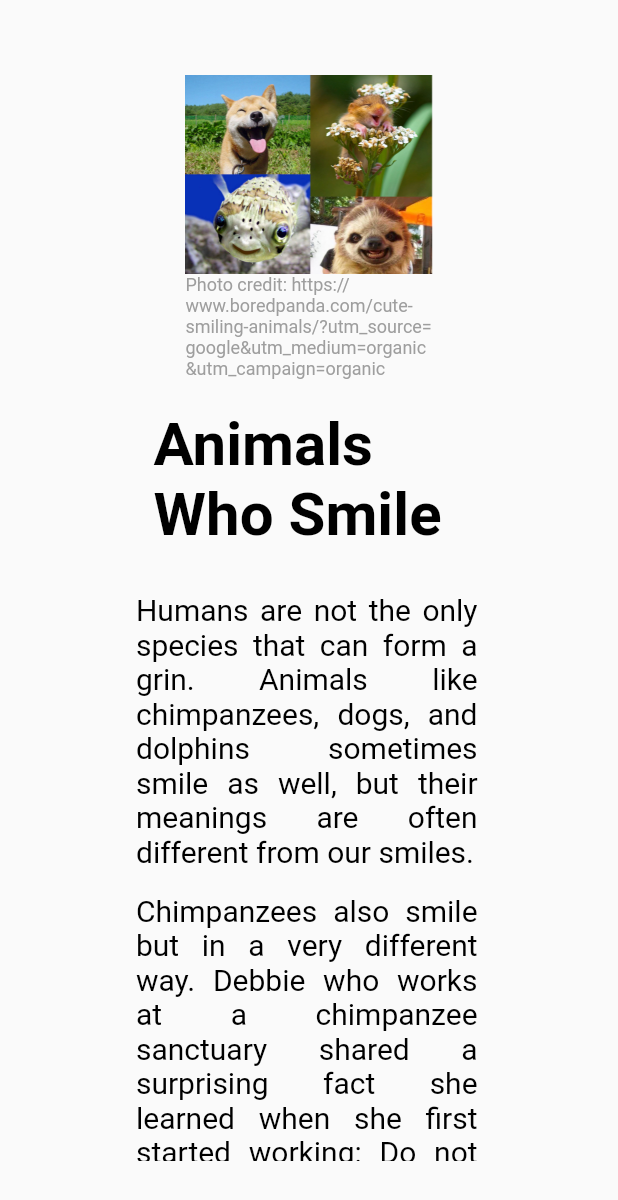
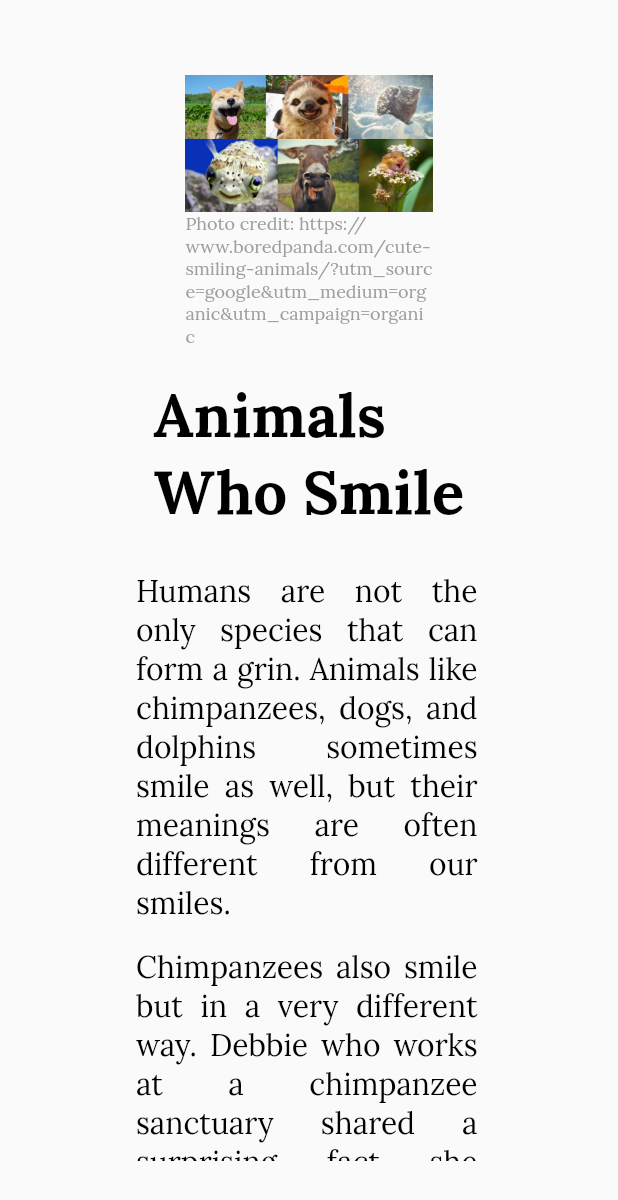
Before and after one commit to haojunzhuang/haojun, a Flutter app: the BlogSmile screen opened by its route, on a phone screen of 412 x 824 dp. Shown: the top 1200 px of the screen. Run offline on Flutter 3.47's test engine with Material 2 defaults, Android fonts, the phone set to English and light mode, and no system bars; our stand-ins replace google_fonts, simple_gradient_text.

```diff
--- a/lib/globals.dart
+++ b/lib/globals.dart
@@ -1,39 +1,69 @@
 import 'package:flutter/material.dart';
+import 'package:google_fonts/google_fonts.dart';
 
 const Color deepBlue = Color.fromARGB(255, 0, 48, 137);
 
-const TextStyle title1 = TextStyle(
+TextStyle title1 = GoogleFonts.lora(
+  textStyle: const TextStyle(
     fontSize: 40,
     fontWeight: FontWeight.bold,
     color: Colors.black,
-  fontFamily: 'Roboto',
+  ),
 );
 
-const TextStyle body = TextStyle(
+TextStyle title2 = GoogleFonts.lora(
+  textStyle: const TextStyle(
+    fontSize: 30,
+    fontWeight: FontWeight.bold,
+    color: Colors.black,
+  ),
+);
+
+TextStyle title3 = GoogleFonts.lora(
+  textStyle: const TextStyle(
+    fontSize: 25,
+    fontWeight: FontWeight.bold,
+    color: Colors.black,
+  ),
+);
+
+TextStyle body = GoogleFonts.lora(
+  textStyle: const TextStyle(
     fontSize: 20,
     fontWeight: FontWeight.normal,
     color: Colors.black,
-  fontFamily: 'Roboto',
+  ),
 );
 
-const TextStyle bodyHyperlink = TextStyle(
+TextStyle bodyHyperlink = GoogleFonts.lora(
+  textStyle: const TextStyle(
     fontSize: 20,
     fontWeight: FontWeight.normal,
     decoration: TextDecoration.underline,
     color: Colors.black,
-  fontFamily: 'Roboto',
+  ),
 );
 
-const TextStyle bodySmall = TextStyle(
+TextStyle bodySmall = GoogleFonts.lora(
+  textStyle: const TextStyle(
     fontSize: 12,
     fontWeight: FontWeight.normal,
     color: Colors.grey,
-  fontFamily: 'Roboto',
+  ),
 );
 
-const TextStyle caption = TextStyle(
+TextStyle bodySmallBold = GoogleFonts.lora(
+  textStyle: const TextStyle(
+    fontSize: 12,
+    fontWeight: FontWeight.bold,
+    color: Colors.grey,
+  ),
+);
+
+TextStyle caption = GoogleFonts.chivo(
+  textStyle: const TextStyle(
     fontSize: 15,
     fontWeight: FontWeight.bold,
     color: Colors.black,
-  fontFamily: 'Chivo Mono',
+  ),
 );
--- a/lib/main.dart
+++ b/lib/main.dart
@@ -1,7 +1,7 @@
 import 'package:flutter/material.dart';
 import 'package:me/home/home_page.dart';
 import 'package:me/home/home_page_provider.dart';
-import 'package:me/profile_page.dart';
+import 'package:me/mom.dart';
 import 'package:me/showcase/blog/blog_home.dart';
 import 'package:me/showcase/blog/blog_monogamy.dart';
 import 'package:me/showcase/blog/blog_smile.dart';
@@ -28,7 +28,11 @@ class MyApp extends StatelessWidget {
     return MaterialApp(
       title: 'Haojun\'s space',
       home: const HomePage(),
+      theme: ThemeData(
+        primarySwatch: primary,
+      ),
       routes: {
+        '/mom': (context) => const Mom(),
         '/blog': (context) => const BlogHome(),
         '/blog/monogamy': (context) => const BlogMonogamy(),
         '/blog/smile': (context) => const BlogSmile(),
@@ -36,3 +40,19 @@ class MyApp extends StatelessWidget {
     );
   }
 }
+
+MaterialColor primary = const MaterialColor(
+  0x00000000,
+  <int, Color>{
+    50: Color.fromARGB(255, 0, 0, 0),
+    100: Color.fromARGB(255, 0, 0, 0),
+    200: Color.fromARGB(255, 0, 0, 0),
+    300: Color.fromARGB(255, 0, 0, 0),
+    400: Color.fromARGB(255, 0, 0, 0),
+    500: Color.fromARGB(255, 0, 0, 0),
+    600: Color.fromARGB(255, 0, 0, 0),
+    700: Color.fromARGB(255, 0, 0, 0),
+    800: Color.fromARGB(255, 0, 0, 0),
+    900: Color.fromARGB(255, 0, 0, 0),
+  },
+);
--- a/lib/profile_page.dart
+++ b/lib/profile_page.dart
@@ -1,6 +1,4 @@
 import 'package:flutter/material.dart';
-import 'package:flutter/src/widgets/framework.dart';
-import 'package:flutter/src/widgets/placeholder.dart';
 
 class ProfilePage extends StatelessWidget {
   const ProfilePage({super.key});
--- a/lib/showcase/blog/blog_smile.dart
+++ b/lib/showcase/blog/blog_smile.dart
@@ -25,13 +25,13 @@ class BlogSmile extends StatelessWidget {
                           width: size.width * 0.4,
                           credit:
                               'https://www.boredpanda.com/cute-smiling-animals/?utm_source=google&utm_medium=organic&utm_campaign=organic'),
-                      const Padding(
-                        padding: EdgeInsets.all(20),
+                      Padding(
+                        padding: const EdgeInsets.all(20),
                         child: Text('Animals Who Smile', style: title1),
                       ),
                       const BodyText(
                           'Humans are not the only species that can form a grin. Animals like chimpanzees, dogs, and dolphins sometimes smile as well, but their meanings are often different from our smiles.'),
-                      BodyTextWithSingleHyperlink(
+                      const BodyTextWithSingleHyperlink(
                           'Chimpanzees also smile but in a very different way. Debbie who works at a chimpanzee sanctuary shared a surprising fact she learned when she first started working: Do not smile at chimpanzees because it is viewed as threatening behavior by them. Instead,',
                           ' do a “chimpanzee” smile ',
                           'by showing only your bottom teeth. Just like humans, chimpanzees rely on a lot of nonverbal cues to communicate with each other. A chimpanzee showing its top teeth is trying to intimate others while showing its bottom teeth expresses submission. The convention of chimpanzees’ smiles is very different from humans.',
@@ -42,32 +42,32 @@ class BlogSmile extends StatelessWidget {
                           credit:
                               'https://chimpsnw.org/2013/09/chimpanzee-smiles/',
                           width: size.width * 0.5),
-                      BodyTextWithSingleHyperlink(
+                      const BodyTextWithSingleHyperlink(
                           'Dogs are human’s best friends, and some people can find their dogs smiling adorably. However,dogs do not actually understand what is a smile. We perceive some of their facial expressions as smiling because ',
                           'some particular facial muscles',
                           ' of theirs are able to move in similar ways as ours. Then why will dogs choose to move their facial muscles so that it looks like a smile? Dogs are masters at understanding human emotions. What dogs do know is that their smiling pleases us, so the intention behind their smiling is to make us feel happy.',
                           'https://www.eurekalert.org/news-releases/947494'),
-                      BodyTextWithSingleHyperlink(
+                      const BodyTextWithSingleHyperlink(
                           'Some marine animals can also perform a smile-like expression, like dolphins. However, dolphin smiles are widely misunderstood. Common bottlenose dolphins, for instance, appear to be smiling at people because their mouths are naturally curved. This resemblance to a human smile can lead people to feel that dolphins are always happy when meeting humans, which is not true. In the famous documentary, ',
                           'The Cove',
                           ', photographers secretly recorded how the Japanese dolphin hunting business operates. Hundreds of dolphins were killed at the cove, and the seawater was dyed red by the dolphin blood. Shockingly, some of the dead dolphins were still "smiling", despite the tragedy that had fallen on them and their families.',
                           'https://www.opsociety.org/our-work/films/the-cove/'),
-                      ImageWithCredit(
+                      const ImageWithCredit(
                           title: 'Dolphins Are Not Actually Smiling',
                           name: 'dolphins.jpg',
                           credit:
                               'https://www.rd.com/article/sorry-dolphins-arent-smiling/'),
-                      BodyTextWithSingleHyperlink(
+                      const BodyTextWithSingleHyperlink(
                           '',
                           'According to Wikipedia,',
                           'there are at least 50 aquariums around the world that keep dolphins at capacity and offer tourists entertainment shows of dolphins. When I was young, I enjoyed a few dolphin shows too. I cheered for the magnificent performance of the trainers and dolphins and how coordinated they are. Watching the dolphins catching the little fish thrown by the trainer with a grin on their face, I was convinced that the dolphin must enjoy the show and the reward.',
                           'https://en.wikipedia.org/wiki/List_of_dolphinariums'),
-                      BodyTextWithSingleHyperlink(
+                      const BodyTextWithSingleHyperlink(
                           'However, it is very unlikely that dolphins in the marine parks were actually happy. ',
                           'According to a report by Lauren Kearny',
                           ', wild dolphins often swim 40 to 100 miles a day, while an average dolphin tank in an aquarium is only 24 feet wide. The small room makes the dolphins frustrated and anxious. Moreover, dolphins are highly social beings, which means that they depend on their family members a lot. Being kept alone is devastating to their mental health. Nevertheless, they still look as happy as always to every tourist because their mouths are always curved like a smile.',
                           'https://www.onegreenplanet.org/animalsandnature/how-captivity-capitalizes-on-dolphin-smiles/'),
-                      BodyText(
+                      const BodyText(
                           'Animals other than human can also perform facial expressions that resembles a human smile. However, we must not simply view them as a sign of happiness. Just like human smiles can be genuine or fake, animal smiles are complicated and can sometimes be deceiving.')
                     ]))));
   }
--- a/pubspec.yaml
+++ b/pubspec.yaml
@@ -39,6 +39,7 @@ dependencies:
   simple_gradient_text: ^1.2.4
   hover_card: ^0.0.1
   url_launcher: ^6.1.10
+  google_fonts: ^4.0.3
 
 dev_dependencies:
   flutter_test:
```
Also changed, not shown: lib/home/home_page.dart (+4 -4 lines), lib/mom.dart (added, +61 -0 lines), lib/showcase/blog/blog_home.dart (+12 -4 lines), lib/showcase/blog/blog_monogamy.dart (+4 -4 lines), lib/showcase/blog/tile_card.dart (+8 -8 lines), assets/images/mom1.jpeg (added), assets/images/mom2.jpeg (added), assets/images/mom3.jpeg (added), assets/images/mom4.jpeg (added), assets/images/mom5.jpeg (added), assets/images/smiles.png, pubspec.lock, 2 other files. Lines whose indentation alone changed are shown as unchanged.
